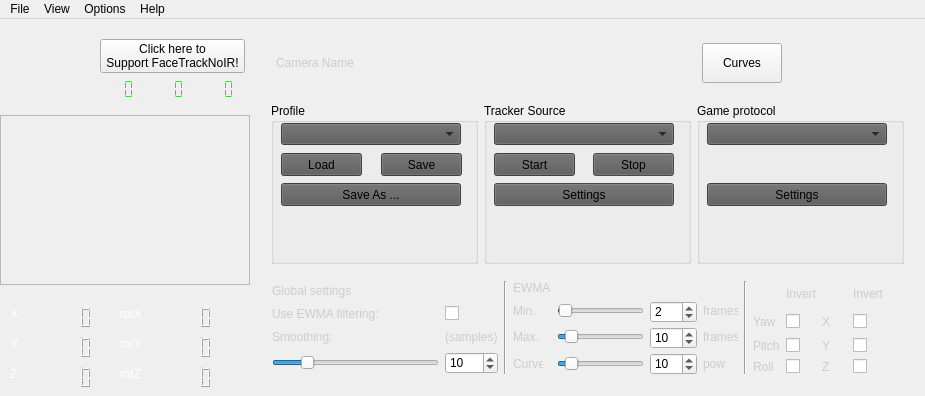
This is FaceTrackNoIR/FaceTrackNoIR.ui in aavendan/facetracknoir as Qt 5 draws it before an edit. The edited form follows.
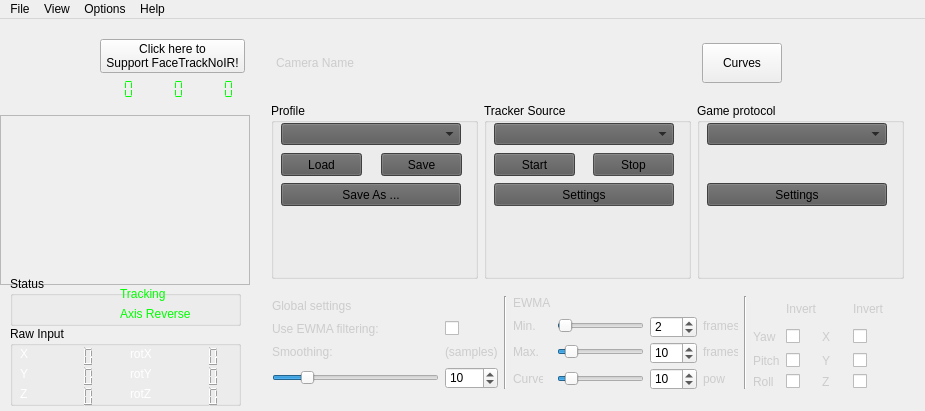
This is the edited form. Icons and pictures are not drawn.

```diff
--- a/FaceTrackNoIR/FaceTrackNoIR.ui
+++ b/FaceTrackNoIR/FaceTrackNoIR.ui
@@ -11,7 +11,7 @@
     <x>0</x>
     <y>0</y>
     <width>925</width>
-    <height>396</height>
+    <height>411</height>
    </rect>
   </property>
   <property name="sizePolicy">
@@ -331,23 +331,64 @@
           <property name="minimumSize">
            <size>
             <width>0</width>
-            <height>100</height>
+            <height>160</height>
            </size>
           </property>
           <property name="maximumSize">
            <size>
             <width>16777215</width>
-            <height>100</height>
+            <height>160</height>
            </size>
           </property>
           <property name="styleSheet">
            <string notr="true"/>
           </property>
+          <widget class="QGroupBox" name="groupBox">
+           <property name="geometry">
+            <rect>
+             <x>10</x>
+             <y>60</y>
+             <width>231</width>
+             <height>80</height>
+            </rect>
+           </property>
+           <property name="title">
+            <string>Raw Input</string>
+           </property>
+           <property name="flat">
+            <bool>true</bool>
+           </property>
+           <widget class="QLCDNumber" name="lcdNumRotZ">
+            <property name="geometry">
+             <rect>
+              <x>150</x>
+              <y>60</y>
+              <width>71</width>
+              <height>21</height>
+             </rect>
+            </property>
+            <property name="frameShape">
+             <enum>QFrame::NoFrame</enum>
+            </property>
+           </widget>
+           <widget class="QLCDNumber" name="lcdNumRotX">
+            <property name="geometry">
+             <rect>
+              <x>150</x>
+              <y>20</y>
+              <width>71</width>
+              <height>21</height>
+             </rect>
+            </property>
+            <property name="frameShape">
+             <enum>QFrame::NoFrame</enum>
+            </property>
+           </widget>
           <widget class="QLabel" name="label_4">
            <property name="geometry">
             <rect>
              <x>10</x>
-             <y>10</y>
+              <y>20</y>
              <width>21</width>
              <height>16</height>
             </rect>
@@ -377,11 +418,24 @@
             <string>Y</string>
            </property>
           </widget>
+           <widget class="QLCDNumber" name="lcdNumZ">
+            <property name="geometry">
+             <rect>
+              <x>30</x>
+              <y>60</y>
+              <width>61</width>
+              <height>21</height>
+             </rect>
+            </property>
+            <property name="frameShape">
+             <enum>QFrame::NoFrame</enum>
+            </property>
+           </widget>
           <widget class="QLabel" name="label_6">
            <property name="geometry">
             <rect>
              <x>10</x>
-             <y>70</y>
+              <y>60</y>
              <width>21</width>
              <height>16</height>
             </rect>
@@ -394,11 +448,24 @@
             <string>Z</string>
            </property>
           </widget>
+           <widget class="QLCDNumber" name="lcdNumY">
+            <property name="geometry">
+             <rect>
+              <x>30</x>
+              <y>40</y>
+              <width>61</width>
+              <height>21</height>
+             </rect>
+            </property>
+            <property name="frameShape">
+             <enum>QFrame::NoFrame</enum>
+            </property>
+           </widget>
           <widget class="QLabel" name="label_7">
            <property name="geometry">
             <rect>
              <x>120</x>
-             <y>70</y>
+              <y>60</y>
              <width>21</width>
              <height>16</height>
             </rect>
@@ -432,7 +499,7 @@
            <property name="geometry">
             <rect>
              <x>120</x>
-             <y>10</y>
+              <y>20</y>
              <width>21</width>
              <height>16</height>
             </rect>
@@ -445,83 +512,85 @@
             <string>rotX</string>
            </property>
           </widget>
-          <widget class="QLCDNumber" name="lcdNumX">
-           <property name="geometry">
-            <rect>
-             <x>30</x>
-             <y>10</y>
-             <width>71</width>
-             <height>23</height>
-            </rect>
-           </property>
-           <property name="frameShape">
-            <enum>QFrame::NoFrame</enum>
-           </property>
-          </widget>
-          <widget class="QLCDNumber" name="lcdNumY">
-           <property name="geometry">
-            <rect>
-             <x>30</x>
-             <y>40</y>
-             <width>71</width>
-             <height>23</height>
-            </rect>
-           </property>
-           <property name="frameShape">
-            <enum>QFrame::NoFrame</enum>
-           </property>
-          </widget>
-          <widget class="QLCDNumber" name="lcdNumZ">
-           <property name="geometry">
-            <rect>
-             <x>30</x>
-             <y>70</y>
-             <width>71</width>
-             <height>23</height>
-            </rect>
-           </property>
-           <property name="frameShape">
-            <enum>QFrame::NoFrame</enum>
-           </property>
-          </widget>
-          <widget class="QLCDNumber" name="lcdNumRotX">
-           <property name="geometry">
-            <rect>
-             <x>150</x>
-             <y>10</y>
-             <width>71</width>
-             <height>23</height>
-            </rect>
-           </property>
-           <property name="frameShape">
-            <enum>QFrame::NoFrame</enum>
-           </property>
-          </widget>
           <widget class="QLCDNumber" name="lcdNumRotY">
            <property name="geometry">
             <rect>
              <x>150</x>
              <y>40</y>
              <width>71</width>
-             <height>23</height>
+              <height>21</height>
             </rect>
            </property>
            <property name="frameShape">
             <enum>QFrame::NoFrame</enum>
            </property>
           </widget>
-          <widget class="QLCDNumber" name="lcdNumRotZ">
+           <widget class="QLCDNumber" name="lcdNumX">
            <property name="geometry">
             <rect>
-             <x>150</x>
-             <y>70</y>
-             <width>71</width>
-             <height>23</height>
+              <x>30</x>
+              <y>20</y>
+              <width>61</width>
+              <height>21</height>
             </rect>
            </property>
            <property name="frameShape">
             <enum>QFrame::NoFrame</enum>
            </property>
+            <property name="numDigits">
+             <number>5</number>
+            </property>
+           </widget>
+          </widget>
+          <widget class="QGroupBox" name="groupBox_2">
+           <property name="geometry">
+            <rect>
+             <x>10</x>
+             <y>10</y>
+             <width>231</width>
+             <height>50</height>
+            </rect>
+           </property>
+           <property name="title">
+            <string>Status</string>
+           </property>
+           <property name="flat">
+            <bool>true</bool>
+           </property>
+           <widget class="QLabel" name="txtTracking">
+            <property name="geometry">
+             <rect>
+              <x>110</x>
+              <y>10</y>
+              <width>101</width>
+              <height>16</height>
+             </rect>
+            </property>
+            <property name="styleSheet">
+             <string notr="true">border:none;
+color: rgb(0, 255, 0);</string>
+            </property>
+            <property name="text">
+             <string>Tracking</string>
+            </property>
+           </widget>
+           <widget class="QLabel" name="txtAxisReverse">
+            <property name="geometry">
+             <rect>
+              <x>110</x>
+              <y>30</y>
+              <width>101</width>
+              <height>16</height>
+             </rect>
+            </property>
+            <property name="styleSheet">
+             <string notr="true">border:none;
+color: rgb(0, 255, 0);</string>
+            </property>
+            <property name="text">
+             <string>Axis Reverse</string>
+            </property>
+           </widget>
           </widget>
          </widget>
         </item>
```
Left out of the diff: 5 changed lines with no effect on the pictures. Lines whose indentation alone changed are shown as unchanged.
